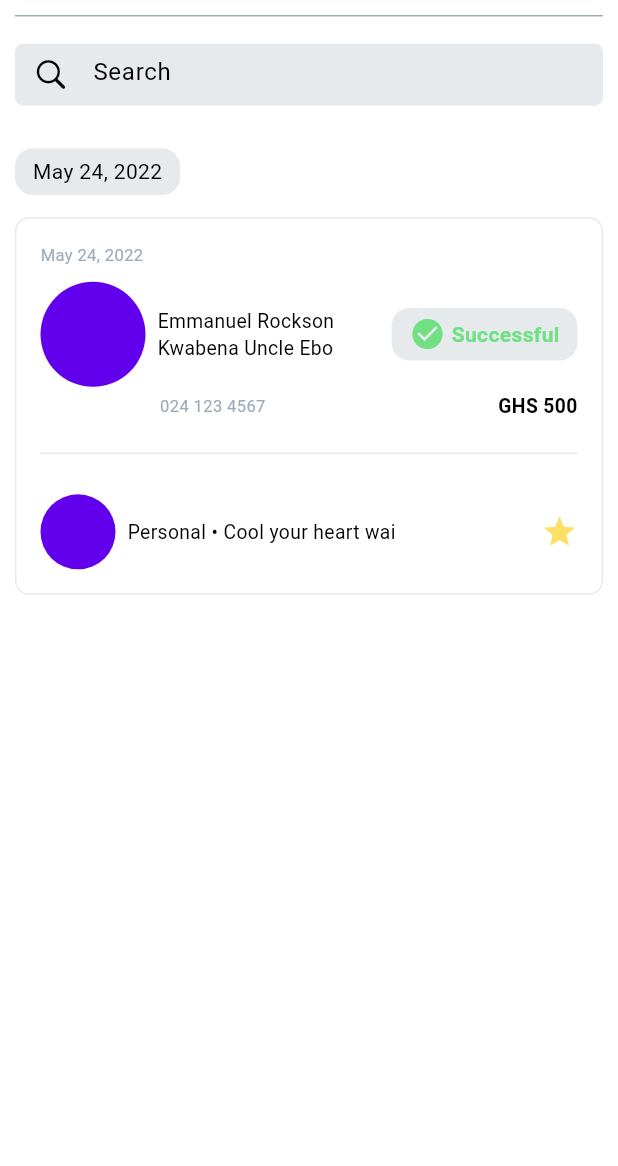
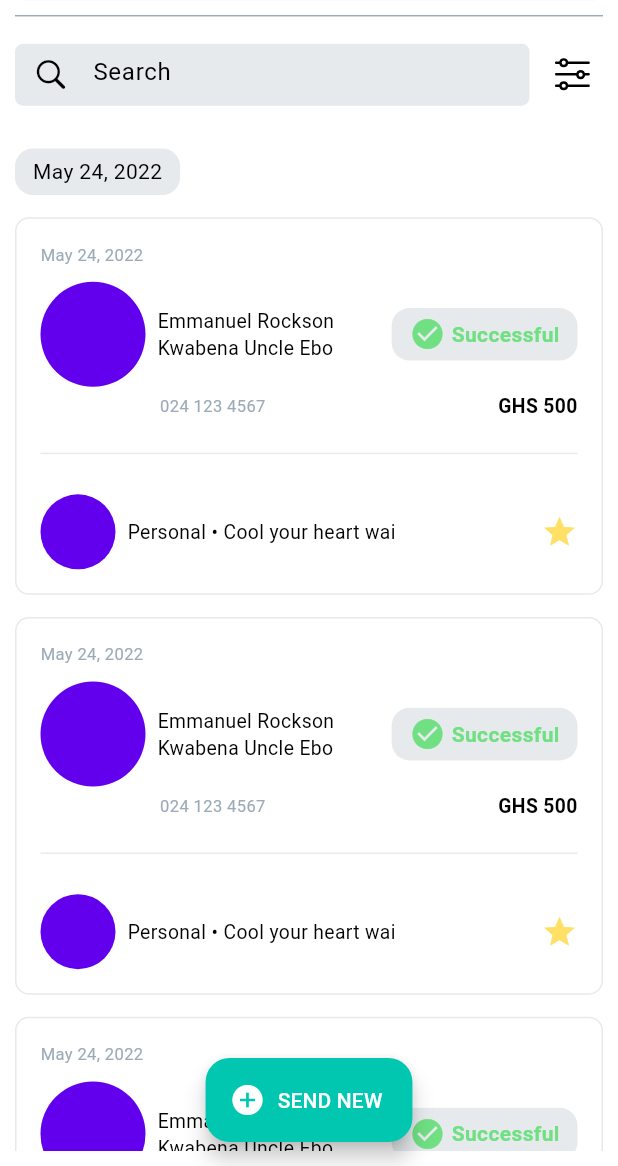
Before and after one commit to charleskbenin/hubtel-coding-challenge-repo, a Flutter app: the screen it shows after launch, on a phone screen of 412 x 824 dp, the part 70-1236 px from its top. Run offline on Flutter 3.47's test engine with Material 3 defaults, Android fonts, the phone set to English and light mode, and no system bars; our stand-ins replace flutter_screenutil, flutter_svg.

Commit message:
Updated history tab

```diff
--- a/lib/features/transaction/presentation/screens/history_tab_screen.dart
+++ b/lib/features/transaction/presentation/screens/history_tab_screen.dart
@@ -1,7 +1,11 @@
 import 'package:flutter/cupertino.dart';
 import 'package:flutter/material.dart';
 import 'package:flutter_screenutil/flutter_screenutil.dart';
+import 'package:flutter_svg/svg.dart';
 import 'package:hubtel_coding_challenge/core/constants/colors.dart';
+
+import '../../../../core/constants/common.dart';
+import '../widgets/history_card.dart';
 
 class HistoryTab extends StatefulWidget {
   const HistoryTab({super.key});
@@ -11,14 +15,40 @@ class HistoryTab extends StatefulWidget {
 }
 
 class _HistoryTabState extends State<HistoryTab> {
+  bool _isLoading = true;
+
+  @override
+  void initState() {
+    super.initState();
+    // Simulate loading for 3 seconds
+    Future.delayed(const Duration(seconds: 3), () {
+      setState(() {
+        _isLoading = false;
+      });
+    });
+  }
+
   @override
   Widget build(BuildContext context) {
-    return Column(
+    return SingleChildScrollView(
+      child: Column(
         crossAxisAlignment: CrossAxisAlignment.start,
         children: [
           SizedBox(
             height: 17.h,
           ),
+          // Loader
+          Visibility(
+            visible: _isLoading,
+            child: const Center(
+              child: CircularProgressIndicator(),
+            ),
+          ),
+          Visibility(
+            visible: !_isLoading,
+            child: Column(
+              crossAxisAlignment: CrossAxisAlignment.start,
+              children: [
                 Row(
                   children: [
                     Expanded( //This will take more of the screen than the other widget in the row
@@ -38,12 +68,15 @@ class _HistoryTabState extends State<HistoryTab> {
                         ),
                       ),
                     ),
-            // SvgPicture.asset(
-            //   '$kSvgPath/Group 38142.svg',
-            //   fit: BoxFit.cover,
-            //   height: 40.h,
-            //   width: 40.w,
-            // )
+                    SizedBox(
+                      width: 10.h,
+                    ),
+                    SvgPicture.asset(
+                      '$kSvgPath/Group 38142.svg',
+                      fit: BoxFit.cover,
+                      height: 40.h,
+                      width: 40.w,
+                    )
                   ],
                 ),
                 SizedBox(
@@ -59,126 +92,22 @@ class _HistoryTabState extends State<HistoryTab> {
                 SizedBox(
                   height: 16.h,
                 ),
-        Container(
-          padding: const EdgeInsets.all(16),
-          decoration: BoxDecoration(
-              borderRadius: BorderRadius.all(Radius.circular(10.r)),
-            border: Border.all(
-              color: kGrey,
-            )
+                ListView.builder(
+                  itemCount: 3,
+                  shrinkWrap: true,
+                  primary: false,
+                  itemBuilder: (context, index){
+                    return Padding(
+                      padding: EdgeInsets.only(bottom: 16.h),
+                      child: const HistoryCard(),
+                    );
+                  },
                 ),
-          child: Column(
-            crossAxisAlignment: CrossAxisAlignment.start,
-            children: [
-              Text(
-                "May 24, 2022",
-                style: TextStyle(
-                  fontSize: 12.sp,
-                  color: kGrey700
-                ),
-              ),
-              SizedBox(
-                height: 11.h,
-              ),
-              Row(
-                mainAxisAlignment: MainAxisAlignment.spaceBetween,
-                children: [
-                  Row(
-                    children: [
-                      const CircleAvatar(
-                        radius: 35,
-                      ),
-                      SizedBox(
-                        width: 8.w,
-                      ),
-                      Text(
-                        "Emmanuel Rockson\nKwabena Uncle Ebo",
-                        style: TextStyle(
-                            fontSize: 14.sp,
-                            color: kPrimaryBlack
-                        ),
-                      ) // we can get a helper fun to handle the brake eg:\n
-                    ],
-                  ),
-                  Container(
-                    padding: EdgeInsets.symmetric(horizontal: 12.w, vertical: 6.h),
-                    decoration: BoxDecoration(
-                        color: kGrey,
-                        borderRadius: BorderRadius.all(Radius.circular(13.r))),
-                    child: Row(
-                      children: [
-                        const Icon(Icons.check_circle, color: kGreen,),
-                        SizedBox(
-                          width: 4.w,
-                        ),
-                        const Text("Successful", style: TextStyle(
-                          color: kGreen,
-                          fontWeight: FontWeight.bold
-                        ),),
               ],
             ),
           ),
         ],
       ),
-              Padding(
-                padding: EdgeInsets.only(
-                  left: 80.w,
-                  top: 4.h,
-                ),
-                child: Row(
-                  mainAxisAlignment: MainAxisAlignment.spaceBetween,
-                  children: [
-                    Text(
-                      "024 123 4567",
-                      style: TextStyle(
-                        fontSize: 12.sp,
-                        color: kGrey700
-                    ),
-                    ),
-                    Text("GHS 500", style: TextStyle(
-                        fontSize: 14.sp,
-                        color: kPrimaryBlack,
-                      fontWeight: FontWeight.w600
-                    ),),
-                  ],
-                ),
-              ),
-              SizedBox(
-                height: 16.h,
-              ),
-              const Divider(
-                color: kGrey,
-              ),
-              SizedBox(
-                height: 21.h,
-              ),
-              Row(
-                mainAxisAlignment: MainAxisAlignment.spaceBetween,
-                children: [
-                  Row(
-                    children: [
-                      const CircleAvatar(
-                        radius: 25,
-                      ),
-                      SizedBox(
-                        width: 8.w,
-                      ),
-                      Text(
-                        "Personal • Cool your heart wai",
-                        style: TextStyle(
-                            fontSize: 14.sp,
-                            color: kPrimaryBlack
-                        ),
-                      )
-                    ],
-                  ),
-                  const Icon(Icons.star, color: kStar,)
-                ],
-              )
-            ],
-          ),
-        ),
-      ],
     );
   }
 }
--- a/lib/features/transaction/presentation/screens/transaction_screen.dart
+++ b/lib/features/transaction/presentation/screens/transaction_screen.dart
@@ -53,6 +53,15 @@ class _TransactionScreenState extends State<TransactionScreen> {
           ),
         ),
       ),
+      floatingActionButton: FloatingActionButton.extended(
+        backgroundColor: const Color(0xFF01C7B1),
+        onPressed: () {
+        },
+        label: const Text("SEND NEW"),
+        icon: const Icon(Icons.add_circle),
+
+      ),
+      floatingActionButtonLocation: FloatingActionButtonLocation.centerFloat,
     );
   }
 }
--- /dev/null
+++ b/lib/features/transaction/presentation/widgets/history_card.dart
@@ -0,0 +1,131 @@
+import 'package:flutter/material.dart';
+import 'package:flutter_screenutil/flutter_screenutil.dart';
+import 'package:hubtel_coding_challenge/core/constants/colors.dart';
+
+class HistoryCard extends StatelessWidget {
+  const HistoryCard({super.key});
+  // Pass in the params for user and transaction details here
+
+  @override
+  Widget build(BuildContext context) {
+    return Container(
+      padding: const EdgeInsets.all(16),
+      decoration: BoxDecoration(
+          borderRadius: BorderRadius.all(Radius.circular(10.r)),
+          border: Border.all(
+            color: kGrey,
+          )
+      ),
+      child: Column(
+        crossAxisAlignment: CrossAxisAlignment.start,
+        children: [
+          Text(
+            "May 24, 2022",
+            style: TextStyle(
+                fontSize: 12.sp,
+                color: kGrey700
+            ),
+          ),
+          SizedBox(
+            height: 11.h,
+          ),
+          Row(
+            mainAxisAlignment: MainAxisAlignment.spaceBetween,
+            children: [
+              Row(
+                children: [
+                  const CircleAvatar(
+                    radius: 35,
+                  ),
+                  SizedBox(
+                    width: 8.w,
+                  ),
+                  Text(
+                    "Emmanuel Rockson\nKwabena Uncle Ebo",
+                    style: TextStyle(
+                        fontSize: 14.sp,
+                        color: kPrimaryBlack
+                    ),
+                  ) // we can get a helper fun to handle the brake eg:\n
+                ],
+              ),
+              Container(
+                padding: EdgeInsets.symmetric(horizontal: 12.w, vertical: 6.h),
+                decoration: BoxDecoration(
+                    color: kGrey,
+                    borderRadius: BorderRadius.all(Radius.circular(13.r))),
+                child: Row(
+                  children: [
+                    const Icon(Icons.check_circle, color: kGreen,),
+                    SizedBox(
+                      width: 4.w,
+                    ),
+                    const Text("Successful", style: TextStyle(
+                        color: kGreen,
+                        fontWeight: FontWeight.bold
+                    ),),
+                  ],
+                ),
+              ),
+            ],
+          ),
+          Padding(
+            padding: EdgeInsets.only(
+              left: 80.w,
+              top: 4.h,
+            ),
+            child: Row(
+              mainAxisAlignment: MainAxisAlignment.spaceBetween,
+              children: [
+                Text(
+                  "024 123 4567",
+                  style: TextStyle(
+                      fontSize: 12.sp,
+                      color: kGrey700
+                  ),
+                ),
+                Text("GHS 500", style: TextStyle(
+                    fontSize: 14.sp,
+                    color: kPrimaryBlack,
+                    fontWeight: FontWeight.w600
+                ),),
+              ],
+            ),
+          ),
+          SizedBox(
+            height: 16.h,
+          ),
+          const Divider(
+            color: kGrey,
+          ),
+          SizedBox(
+            height: 21.h,
+          ),
+          Row(
+            mainAxisAlignment: MainAxisAlignment.spaceBetween,
+            children: [
+              Row(
+                children: [
+                  const CircleAvatar(
+                    radius: 25,
+                  ),
+                  SizedBox(
+                    width: 8.w,
+                  ),
+                  Text(
+                    "Personal • Cool your heart wai",
+                    style: TextStyle(
+                        fontSize: 14.sp,
+                        color: kPrimaryBlack
+                    ),
+                  )
+                ],
+              ),
+              const Icon(Icons.star, color: kStar,)
+            ],
+          )
+        ],
+      ),
+    );
+  }
+}
--- a/pubspec.yaml
+++ b/pubspec.yaml
@@ -61,8 +61,8 @@ flutter:
   uses-material-design: true
 
   # To add assets to your application, add an assets section, like this:
-#  assets:
-#    - assets
+  assets:
+    - assets/
   #   - images/a_dot_burr.jpeg
   #   - images/a_dot_ham.jpeg
 
```
Also changed, not shown: 1 other file. Lines whose indentation alone changed are shown as unchanged.
